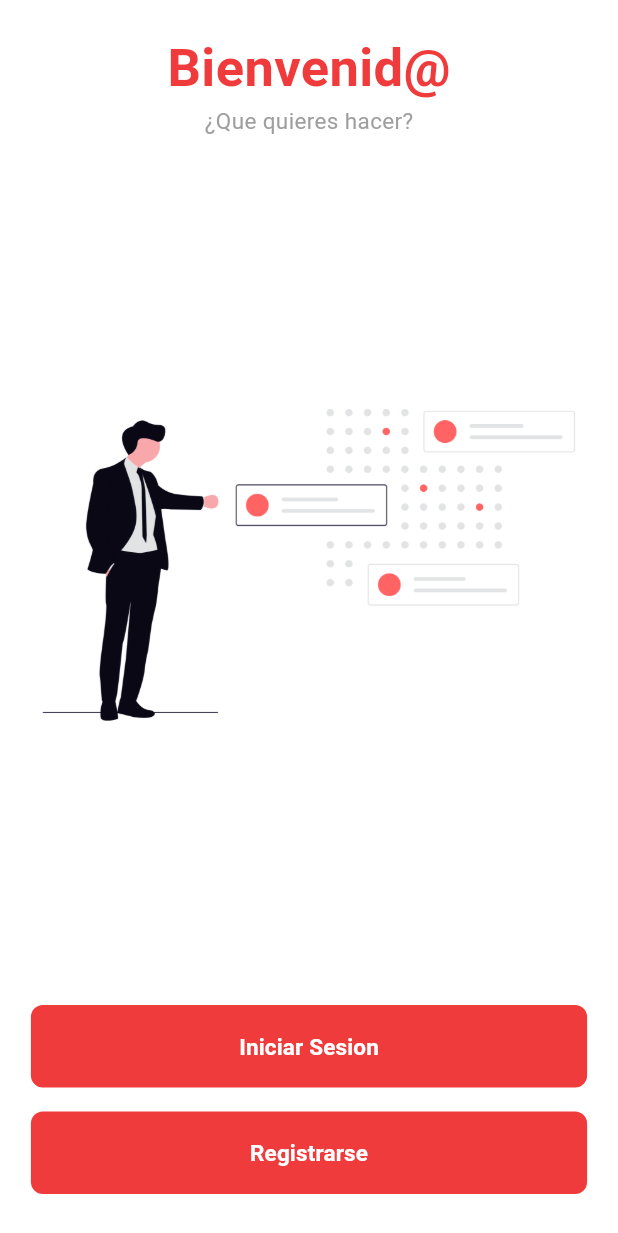
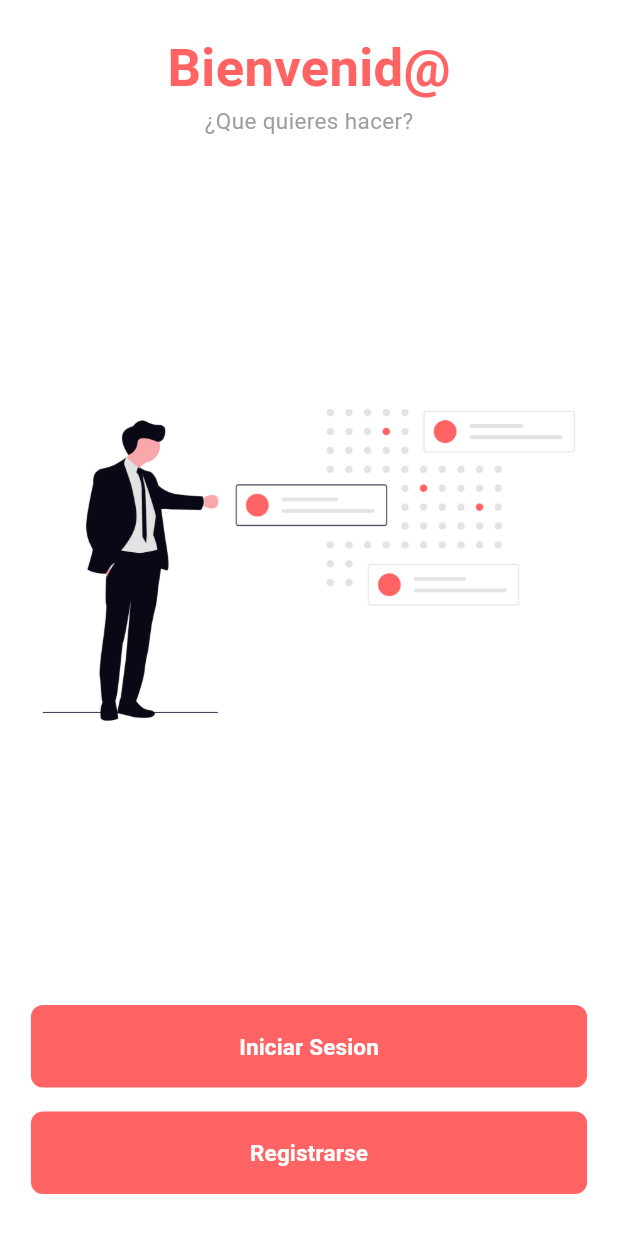
Before and after one commit to CristianRivera03/app-diaria-flutter, a Flutter app: the screen it shows after launch, on a phone screen of 412 x 824 dp. Shown: the top 1233 px of the screen. Run offline on Flutter 3.47's test engine with Material 3 defaults, Android fonts, the phone set to English and light mode, and no system bars; our stand-ins replace sqflite; accounts and stored records are empty.

Commit message:
Refactor: Update primary color value
Changes the `primaryColor` value from `0xffef3b3b` to `0xFFff6363` in `colors.dart`.

```diff
--- a/lib/Components/colors.dart
+++ b/lib/Components/colors.dart
@@ -1,4 +1,4 @@
 import 'package:flutter/material.dart';
 
-const primaryColor = Color(0xffef3b3b);
+const primaryColor = Color(0xFFff6363);
 const backgroundColor = Color(0xFFCFE0FA);
```
